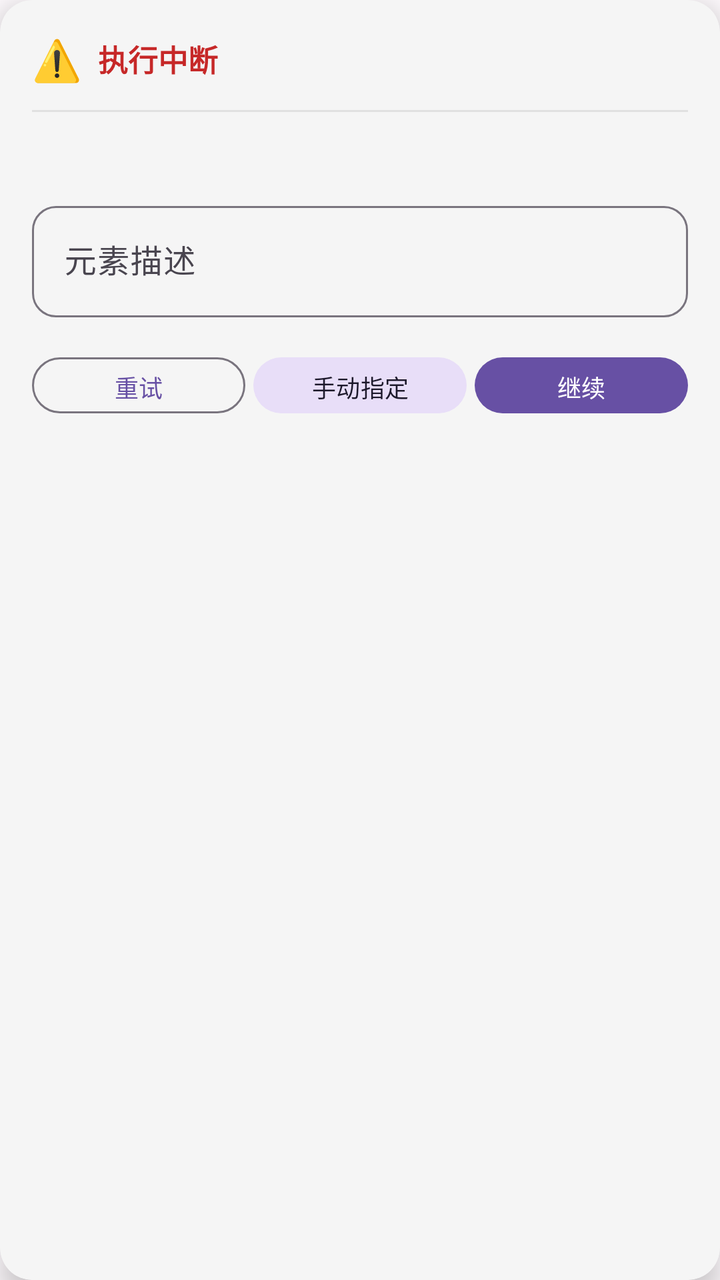
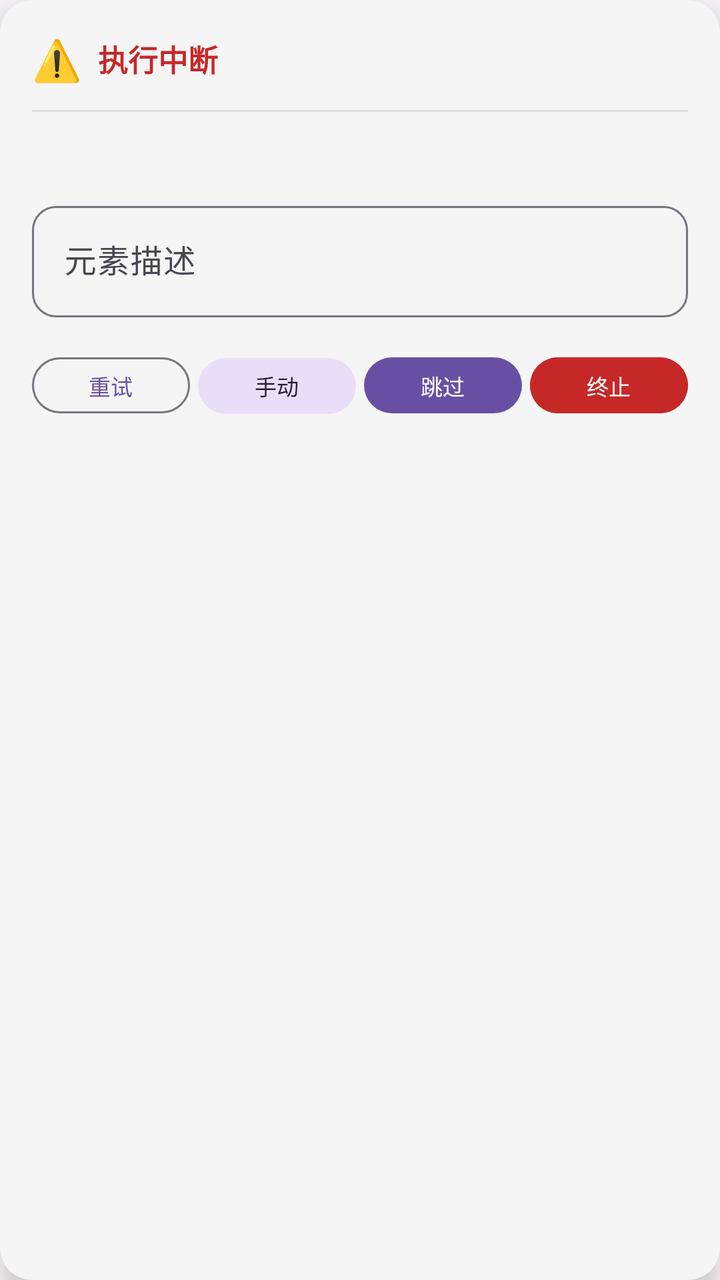

Two renders of the same Android screen: before a commit and after it. Below are the layout's source before the change and the commit's diff.
<!-- AndroidManifest.xml: application theme Theme.AutoTask -->
<!-- res/layout/floating_debug.xml -->
<?xml version="1.0" encoding="utf-8"?>
<com.google.android.material.card.MaterialCardView xmlns:android="http://schemas.android.com/apk/res/android"
    xmlns:app="http://schemas.android.com/apk/res-auto"
    android:layout_width="match_parent"
    android:layout_height="wrap_content"
    app:cardCornerRadius="16dp"
    app:cardElevation="8dp"
    app:cardBackgroundColor="#F5F5F5"
    app:strokeWidth="0dp">

    <LinearLayout
        android:layout_width="match_parent"
        android:layout_height="wrap_content"
        android:orientation="vertical"
        android:padding="16dp">

        
        <LinearLayout
            android:layout_width="match_parent"
            android:layout_height="wrap_content"
            android:orientation="horizontal"
            android:gravity="center_vertical">

            <TextView
                android:layout_width="wrap_content"
                android:layout_height="wrap_content"
                android:text="⚠️"
                android:textSize="20sp" />

            <TextView
                android:layout_width="wrap_content"
                android:layout_height="wrap_content"
                android:layout_marginStart="8dp"
                android:text="执行中断"
                android:textColor="#C62828"
                android:textSize="15sp"
                android:textStyle="bold" />

        </LinearLayout>

        <View
            android:layout_width="match_parent"
            android:layout_height="1dp"
            android:layout_marginTop="12dp"
            android:background="#E0E0E0" />

        
        <TextView
            android:id="@+id/tv_reason"
            android:layout_width="match_parent"
            android:layout_height="wrap_content"
            android:layout_marginTop="12dp"
            android:textColor="#49454F"
            android:textSize="13sp" />

        
        <com.google.android.material.textfield.TextInputLayout
            android:layout_width="match_parent"
            android:layout_height="wrap_content"
            android:layout_marginTop="12dp"
            android:hint="元素描述"
            app:boxCornerRadiusTopStart="12dp"
            app:boxCornerRadiusTopEnd="12dp"
            app:boxCornerRadiusBottomStart="12dp"
            app:boxCornerRadiusBottomEnd="12dp">

            <com.google.android.material.textfield.TextInputEditText
                android:id="@+id/et_hint"
                android:layout_width="match_parent"
                android:layout_height="wrap_content"
                android:inputType="text" />

        </com.google.android.material.textfield.TextInputLayout>

        
        <LinearLayout
            android:layout_width="match_parent"
            android:layout_height="wrap_content"
            android:orientation="horizontal"
            android:layout_marginTop="16dp">

            <com.google.android.material.button.MaterialButton
                android:id="@+id/btn_retry"
                android:layout_width="0dp"
                android:layout_height="36dp"
                android:layout_weight="1"
                android:text="重试"
                android:textSize="12sp"
                style="@style/Widget.Material3.Button.OutlinedButton" />

            <com.google.android.material.button.MaterialButton
                android:id="@+id/btn_manual"
                android:layout_width="0dp"
                android:layout_height="36dp"
                android:layout_weight="1"
                android:layout_marginStart="4dp"
                android:text="手动指定"
                android:textSize="12sp"
                style="@style/Widget.Material3.Button.TonalButton" />

            <com.google.android.material.button.MaterialButton
                android:id="@+id/btn_continue"
                android:layout_width="0dp"
                android:layout_height="36dp"
                android:layout_weight="1"
                android:layout_marginStart="4dp"
                android:text="继续"
                android:textSize="12sp" />

        </LinearLayout>

    </LinearLayout>

</com.google.android.material.card.MaterialCardView>
<!-- resources referenced by this layout -->
<resources>
  <style name="Theme.AutoTask" parent="Theme.AutoTask.Purple" />
  <style name="Theme.AutoTask.Purple" parent="Theme.Material3.DayNight.NoActionBar">
          <item name="colorPrimary">@color/purple_primary</item>
          <item name="colorOnPrimary">@color/purple_on_primary</item>
          <item name="colorPrimaryContainer">@color/purple_primary_container</item>
          <item name="colorOnPrimaryContainer">@color/purple_on_primary_container</item>
          <item name="colorSecondary">@color/purple_secondary</item>
          <item name="colorOnSecondary">@color/purple_on_secondary</item>
          <item name="colorSecondaryContainer">@color/purple_secondary_container</item>
          <item name="colorSurface">@color/purple_surface</item>
          <item name="colorOnSurface">@color/purple_on_surface</item>
          <item name="colorSurfaceVariant">@color/purple_surface_variant</item>
          <item name="android:colorBackground">@color/purple_background</item>
      </style>
  <color name="purple_primary">#6750A4</color>
  <color name="purple_on_primary">#FFFFFF</color>
  <color name="purple_primary_container">#EADDFF</color>
  <color name="purple_on_primary_container">#21005D</color>
  <color name="purple_secondary">#625B71</color>
  <color name="purple_on_secondary">#FFFFFF</color>
  <color name="purple_secondary_container">#E8DEF8</color>
  <color name="purple_surface">#FFFBFE</color>
  <color name="purple_on_surface">#1C1B1F</color>
  <color name="purple_surface_variant">#E7E0EC</color>
  <color name="purple_background">#FFFBFE</color>
</resources>

<!-- the commit's change to res/layout/floating_debug.xml (unified diff, before → after) -->
@@ -85,7 +85,7 @@
                 android:layout_height="36dp"
                 android:layout_weight="1"
                 android:text="重试"
-                android:textSize="12sp"
+                android:textSize="11sp"
                 style="@style/Widget.Material3.Button.OutlinedButton" />
 
             <com.google.android.material.button.MaterialButton
@@ -94,8 +94,8 @@
                 android:layout_height="36dp"
                 android:layout_weight="1"
                 android:layout_marginStart="4dp"
-                android:text="手动指定"
-                android:textSize="12sp"
+                android:text="手动完成"
+                android:textSize="11sp"
                 style="@style/Widget.Material3.Button.TonalButton" />
 
             <com.google.android.material.button.MaterialButton
@@ -104,8 +104,18 @@
                 android:layout_height="36dp"
                 android:layout_weight="1"
                 android:layout_marginStart="4dp"
-                android:text="继续"
-                android:textSize="12sp" />
+                android:text="跳过"
+                android:textSize="11sp" />
+
+            <com.google.android.material.button.MaterialButton
+                android:id="@+id/btn_abort"
+                android:layout_width="0dp"
+                android:layout_height="36dp"
+                android:layout_weight="1"
+                android:layout_marginStart="4dp"
+                android:text="终止"
+                android:textSize="11sp"
+                android:backgroundTint="#C62828" />
 
         </LinearLayout>
 
